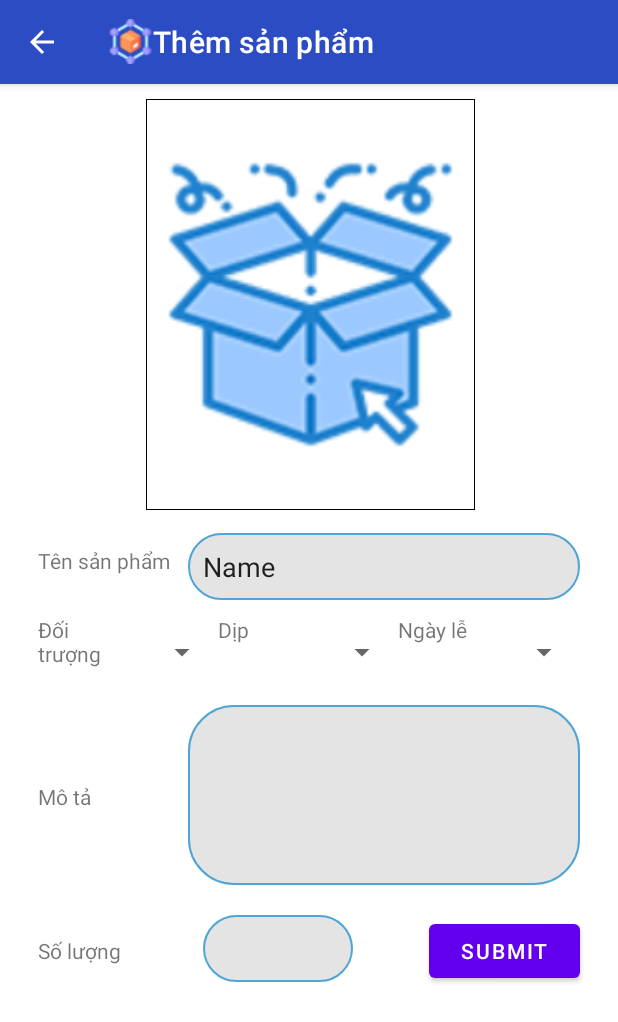
After one commit to leehari-ute/AppTangQua, an Android app: the AddProductsForm screen opened directly, with no data from a screen before it, on a phone screen of 412 x 824 dp. The commit adds this screen. Shown: the top 1022 px of the screen. Run offline under Robolectric (Android 15) with nearby library versions, the phone set to English and light mode, and no system bars.

Commit message:
[Quynh: new] add product form

```diff
--- a/GiftsApp/app/src/main/AndroidManifest.xml
+++ b/GiftsApp/app/src/main/AndroidManifest.xml
@@ -9,9 +9,10 @@
         android:roundIcon="@mipmap/ic_launcher_round"
         android:supportsRtl="true"
         android:theme="@style/Theme.GiftsApp">
+        <activity android:name=".Controller.AddProductsForm"></activity>
         <activity android:name=".Controller.Home" />
+        <activity android:name=".Controller.ProductsForm" />
         <activity android:name=".Controller.SignUpForm" />
-        <activity android:name=".Controller.ProductsForm" />
         <activity android:name=".Controller.MainActivity" />
         <activity android:name=".Controller.LoginForm">
             <intent-filter>
--- /dev/null
+++ b/GiftsApp/app/src/main/java/com/example/giftsapp/Controller/AddProductsForm.java
@@ -0,0 +1,38 @@
+package com.example.giftsapp.Controller;
+
+import androidx.annotation.NonNull;
+import androidx.appcompat.app.ActionBar;
+import androidx.appcompat.app.AppCompatActivity;
+
+import android.graphics.Color;
+import android.graphics.drawable.ColorDrawable;
+import android.os.Bundle;
+import android.view.MenuItem;
+
+import com.example.giftsapp.R;
+
+public class AddProductsForm extends AppCompatActivity {
+
+    @Override
+    protected void onCreate(Bundle savedInstanceState) {
+        super.onCreate(savedInstanceState);
+        setContentView(R.layout.activity_add_products_form);
+        ActionBar actionBar = getSupportActionBar();
+        actionBar.setTitle("Thêm sản phẩm");
+        actionBar.setDisplayShowHomeEnabled(true);
+        actionBar.setLogo(R.drawable.supply1);
+        actionBar.setDisplayUseLogoEnabled(true);
+        actionBar.setDisplayHomeAsUpEnabled(true);
+        actionBar.setBackgroundDrawable(new ColorDrawable(Color.parseColor("#2C4CC3")));
+    }
+
+    @Override
+    public boolean onOptionsItemSelected(@NonNull MenuItem item) {
+        switch (item.getItemId()){
+            case android.R.id.home:
+                onBackPressed();
+                break;
+        }
+        return super.onOptionsItemSelected(item);
+    }
+}
--- a/GiftsApp/app/src/main/java/com/example/giftsapp/Controller/Home.java
+++ b/GiftsApp/app/src/main/java/com/example/giftsapp/Controller/Home.java
@@ -1,5 +1,6 @@
 package com.example.giftsapp.Controller;
 
+import androidx.appcompat.app.ActionBar;
 import androidx.appcompat.app.AlertDialog;
 import androidx.appcompat.app.AppCompatActivity;
 
@@ -21,6 +22,10 @@ public class Home extends AppCompatActivity {
     protected void onCreate(Bundle savedInstanceState) {
         super.onCreate(savedInstanceState);
         setContentView(R.layout.activity_home);
+        ActionBar actionBar = getSupportActionBar();
+        actionBar.hide();
+
+
         int images[] = {R.drawable.quatangmot,R.drawable.quatanghai,R.drawable.quatangba};
         flipper = (ViewFlipper) findViewById(R.id.viewFlipperImage);
         imageView = (ImageView) findViewById(R.id.imageProduct);
--- a/GiftsApp/app/src/main/java/com/example/giftsapp/Controller/LoginForm.java
+++ b/GiftsApp/app/src/main/java/com/example/giftsapp/Controller/LoginForm.java
@@ -1,6 +1,7 @@
 package com.example.giftsapp.Controller;
 
 import androidx.annotation.NonNull;
+import androidx.appcompat.app.ActionBar;
 import androidx.appcompat.app.AlertDialog;
 import androidx.appcompat.app.AppCompatActivity;
 
@@ -38,7 +39,8 @@ public class LoginForm extends AppCompatActivity {
     protected void onCreate(Bundle savedInstanceState) {
         super.onCreate(savedInstanceState);
         setContentView(R.layout.activity_login_form);
-        //getSupportActionBar().setTitle("Login");
+        ActionBar actionBar = getSupportActionBar();
+        actionBar.hide();
 
 
         fAuth = FirebaseAuth.getInstance();
--- a/GiftsApp/app/src/main/java/com/example/giftsapp/Controller/SignUpForm.java
+++ b/GiftsApp/app/src/main/java/com/example/giftsapp/Controller/SignUpForm.java
@@ -1,6 +1,7 @@
 package com.example.giftsapp.Controller;
 
 import androidx.annotation.NonNull;
+import androidx.appcompat.app.ActionBar;
 import androidx.appcompat.app.AppCompatActivity;
 
 import android.content.Intent;
@@ -44,7 +45,8 @@ public class SignUpForm extends AppCompatActivity {
     protected void onCreate(Bundle savedInstanceState) {
         super.onCreate(savedInstanceState);
         setContentView(R.layout.activity_sign_up_form);
-        //getSupportActionBar().setTitle("SignUp");
+        ActionBar actionBar = getSupportActionBar();
+        actionBar.hide();
 
         fAuth = FirebaseAuth.getInstance();
         Init();
--- /dev/null
+++ b/GiftsApp/app/src/main/res/layout/activity_add_products_form.xml
@@ -0,0 +1,164 @@
+<?xml version="1.0" encoding="utf-8"?>
+<LinearLayout
+    xmlns:android="http://schemas.android.com/apk/res/android"
+    xmlns:app="http://schemas.android.com/apk/res-auto"
+    xmlns:tools="http://schemas.android.com/tools"
+    android:layout_width="match_parent"
+    android:orientation="vertical"
+    android:weightSum="4"
+    android:layout_height="match_parent">
+
+
+    <ImageView
+        android:id="@+id/imageProduct"
+        android:layout_width="219dp"
+        android:layout_height="219dp"
+        android:layout_alignParentStart="true"
+        android:layout_alignParentTop="true"
+        android:layout_centerHorizontal="true"
+        android:layout_marginStart="97dp"
+        android:layout_marginTop="10dp"
+        android:layout_weight="1"
+        android:background="@drawable/border_header"
+        android:src="@drawable/product1" />
+
+    <LinearLayout
+        android:layout_width="match_parent"
+        android:weightSum="3"
+        android:layout_height="70dp">
+
+        <TextView
+            android:id="@+id/txtTensp"
+            android:layout_width="0dp"
+            android:layout_weight="1"
+            android:layout_height="wrap_content"
+            android:layout_marginStart="25dp"
+            android:layout_marginEnd="50dp"
+            android:layout_marginTop="10dp"
+            android:layout_toStartOf="@+id/edtTenSp"
+            android:text="Tên sản phẩm" />
+
+        <EditText
+            android:id="@+id/edtTenSp"
+            android:layout_width="0dp"
+            android:layout_weight="2"
+            android:background="@drawable/border"
+            android:layout_height="wrap_content"
+            android:layout_below="@+id/imageProduct"
+            android:layout_alignParentEnd="true"
+            android:layout_marginTop="15dp"
+            android:layout_marginRight="25dp"
+            android:layout_marginLeft="-80dp"
+            android:ems="10"
+            android:inputType="textPersonName"
+            android:text="Name" />
+
+    </LinearLayout>
+
+    <LinearLayout
+        android:layout_width="match_parent"
+        android:layout_height="wrap_content"
+        android:weightSum="6"
+        android:orientation="horizontal">
+
+        <TextView
+            android:layout_marginLeft="25dp"
+            android:layout_width="0dp"
+            android:layout_height="50dp"
+            android:layout_weight="1"
+            android:text="Đối trượng"/>
+
+        <Spinner
+            android:id="@+id/SpDoituong"
+            android:layout_weight="1"
+            android:layout_width="0dp"
+            android:layout_height="50dp"/>
+
+        <TextView
+            android:layout_width="0dp"
+            android:layout_weight="1"
+            android:layout_height="50dp"
+            android:text="Dịp"/>
+
+        <Spinner
+            android:id="@+id/SpDip"
+            android:layout_weight="1"
+            android:layout_width="0dp"
+            android:layout_height="50dp"/>
+
+        <TextView
+            android:layout_width="0dp"
+            android:layout_weight="1"
+            android:layout_height="50dp"
+            android:text="Ngày lễ"/>
+
+        <Spinner
+            android:id="@+id/SpNgayle"
+            android:layout_weight="1"
+            android:layout_marginRight="25dp"
+            android:layout_width="0dp"
+            android:layout_height="50dp"/>
+
+    </LinearLayout>
+
+    <LinearLayout
+        android:layout_width="match_parent"
+        android:layout_height="140dp"
+        android:weightSum="3">
+
+        <TextView
+            android:layout_width="0dp"
+            android:layout_height="wrap_content"
+            android:layout_weight="1"
+            android:layout_marginTop="10dp"
+            android:layout_marginLeft="25dp"
+            android:text="Mô tả"/>
+
+        <EditText
+            android:layout_width="0dp"
+            android:layout_marginRight="25dp"
+            android:layout_height="120dp"
+            android:layout_marginLeft="-30dp"
+            android:layout_marginTop="10dp"
+            android:background="@drawable/border"
+            android:layout_weight="2"/>
+
+    </LinearLayout>
+
+    <LinearLayout
+        android:layout_width="match_parent"
+        android:layout_height="wrap_content"
+        android:weightSum="4">
+
+        <TextView
+            android:layout_width="0dp"
+            android:layout_weight="1"
+            android:layout_marginLeft="25dp"
+            android:layout_height="wrap_content"
+            android:layout_marginTop="10dp"
+            android:text="Số lượng"/>
+
+        <EditText
+            android:layout_width="0dp"
+            android:layout_marginTop="10dp"
+            android:layout_height="wrap_content"
+            android:layout_marginLeft="10dp"
+            android:background="@drawable/border"
+            android:layout_weight="1"/>
+        <TextView
+            android:layout_width="0dp"
+            android:layout_weight="1"
+            android:layout_height="wrap_content"/>
+        <Button
+            android:layout_width="0dp"
+            android:layout_height="wrap_content"
+            android:layout_weight="1"
+            android:layout_marginTop="10dp"
+            android:layout_marginRight="25dp"
+            android:layout_marginLeft="-50dp"
+            android:text="Submit"/>
+
+    </LinearLayout>
+
+
+</LinearLayout>
--- a/GiftsApp/app/src/main/res/values-night/themes.xml
+++ b/GiftsApp/app/src/main/res/values-night/themes.xml
@@ -1,6 +1,6 @@
 <resources xmlns:tools="http://schemas.android.com/tools">
     <!-- Base application theme. -->
-    <style name="Theme.GiftsApp" parent="Theme.MaterialComponents.DayNight.NoActionBar">
+    <style name="Theme.GiftsApp" parent="Theme.MaterialComponents.DayNight.DarkActionBar">
         <!-- Primary brand color. -->
         <item name="colorPrimary">@color/purple_200</item>
         <item name="colorPrimaryVariant">@color/purple_700</item>
--- a/GiftsApp/app/src/main/res/values/themes.xml
+++ b/GiftsApp/app/src/main/res/values/themes.xml
@@ -1,9 +1,9 @@
 <resources xmlns:tools="http://schemas.android.com/tools">
     <!-- Base application theme. -->
-    <style name="Theme.GiftsApp" parent="Theme.MaterialComponents.DayNight.NoActionBar">
+    <style name="Theme.GiftsApp" parent="Theme.MaterialComponents.DayNight.DarkActionBar">
         <!-- Primary brand color. -->
         <item name="colorPrimary">@color/purple_500</item>
-        <item name="colorPrimaryVariant">@color/purple_700</item>
+        <item name="colorPrimaryVariant">#2C4CC3</item>
         <item name="colorOnPrimary">@color/white</item>
         <!-- Secondary brand color. -->
         <item name="colorSecondary">@color/teal_200</item>
```
Also changed, not shown: GiftsApp/app/src/main/java/com/example/giftsapp/Controller/ProductsForm.java (+114 -2 lines), GiftsApp/app/src/main/res/layout/activity_products_form.xml (+31 -24 lines), GiftsApp/app/src/main/res/layout/activity_sign_up_form.xml (+23 -22 lines), GiftsApp/app/src/main/res/layout/dialog_addpro.xml (added, +164 -0 lines), GiftsApp/app/src/main/res/menu/menu_dip.xml (added, +13 -0 lines), GiftsApp/app/src/main/res/menu/menu_doituong.xml (added, +14 -0 lines), GiftsApp/app/src/main/res/menu/menu_holiday.xml (added, +13 -0 lines), GiftsApp/app/src/main/res/menu/menu_money.xml (added, +10 -0 lines), GiftsApp/app/src/main/res/menu/menu_products.xml (+6 -4 lines), GiftsApp/app/src/main/res/drawable-v24/plus1.png (added), GiftsApp/app/src/main/res/drawable-v24/product1.png (added), GiftsApp/app/src/main/res/drawable-v24/supply1.png (added).
